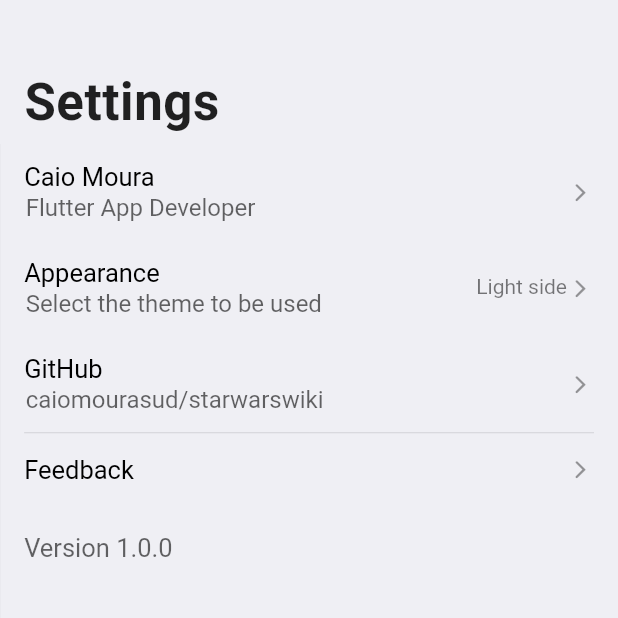
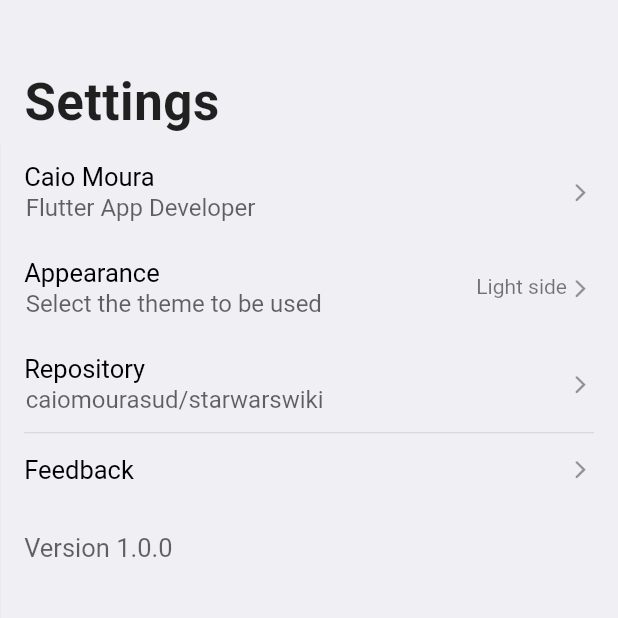
Before and after one commit to caiomourasud/starwarswiki, a Flutter app: the screen it shows after launch, item 4 of the bottom bar chosen, on a phone screen of 412 x 824 dp, the top half of it. Run offline on Flutter 3.47's test engine with Material 2 defaults, Android fonts, the phone set to English and light mode, and no system bars; our stand-ins replace connectivity, extended_image, flutter_mobx, flutter_modular, flutter_svg, font_awesome_flutter and 4 more; accounts and stored records are empty; generated files the repository leaves out were written again; network calls fail.

Commit message:
Simple changes

```diff
--- a/lib/app/app_widget.dart
+++ b/lib/app/app_widget.dart
@@ -30,7 +30,7 @@ class _AppWidgetState extends State<AppWidget> {
   @override
   void initState() {
     prefs.getBool('auto_theme').then((auto) {
-      _appController.setAutoTheme(auto);
+      if (auto) _appController.setAutoTheme(auto);
     });
     prefs.getBool('is_dark_theme').then((tema) {
       _appController.setDarkTheme(tema);
--- a/lib/app/controllers/app_controller.dart
+++ b/lib/app/controllers/app_controller.dart
@@ -18,7 +18,7 @@ abstract class _AppControllerBase with Store {
   }
 
   @observable
-  bool autoTheme = false;
+  bool autoTheme = true;
 
   @action
   setAutoTheme(bool value) {
--- a/lib/app/pages/details_pages/settings/github_page.dart
+++ b/lib/app/pages/details_pages/settings/github_page.dart
@@ -48,7 +48,10 @@ class _GithubPageState extends State<GithubPage> {
                 padding: const EdgeInsets.symmetric(horizontal: 16.0),
                 child: Text(
                   'This application is being created for me redeem myself from a Flutter challenge that I did recently and did not do very well.',
-                  style: Theme.of(context).textTheme.bodyText2,
+                  style: Theme.of(context)
+                      .textTheme
+                      .bodyText2
+                      ?.copyWith(fontSize: 17),
                 ),
               ),
               SizedBox(height: 22.0),
--- a/lib/app/pages/details_pages/settings/profile_page.dart
+++ b/lib/app/pages/details_pages/settings/profile_page.dart
@@ -101,7 +101,7 @@ class _ProfilePageState extends State<ProfilePage> {
                         style: Theme.of(context)
                             .textTheme
                             .bodyText2
-                            ?.copyWith(fontSize: 18),
+                            ?.copyWith(fontSize: 17),
                         children: <TextSpan>[
                           TextSpan(
                             text: """I'm a""",
--- a/lib/app/pages/settings_page.dart
+++ b/lib/app/pages/settings_page.dart
@@ -71,7 +71,7 @@ class _SettingsPageState extends State<SettingsPage> {
           page: AppearancePage()),
       SettingList(
           id: 3,
-          title: 'GitHub',
+          title: 'Repository',
           subtitle: 'caiomourasud/starwarswiki',
           trailing: Icon(CupertinoIcons.chevron_forward,
               size: 18,
```
